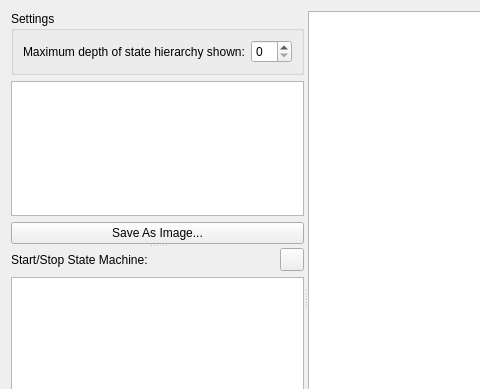
Before: the Qt Designer form plugins/statemachineviewer/statemachineviewer.ui in KDAB/GammaRay, drawn with Qt 5; both pictures show x 0 to 480 and y 0 to 389 of the 809 by 594 pixel window.
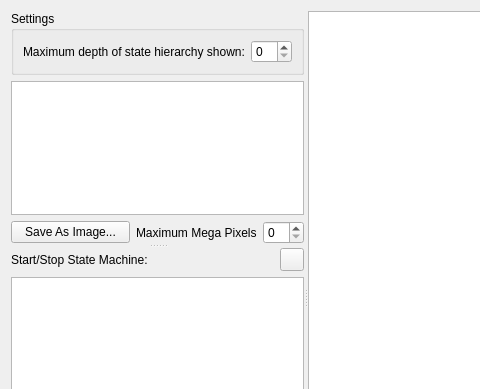
After: the same form once the commit is applied. Custom widgets are drawn as their Qt base class.

Commit message: Make mega pixel limit editable

What changed in the file:
```diff
--- a/plugins/statemachineviewer/statemachineviewer.ui
+++ b/plugins/statemachineviewer/statemachineviewer.ui
@@ -59,11 +59,32 @@
          </widget>
         </item>
         <item>
+         <layout class="QHBoxLayout" name="horizontalLayout_2" stretch="3,2,1">
+          <item>
          <widget class="QPushButton" name="exportButton">
           <property name="text">
            <string>Save As Image...</string>
           </property>
          </widget>
+          </item>
+          <item>
+           <widget class="QLabel" name="maxMegaPixelsLabel">
+            <property name="text">
+             <string>Maximum Mega Pixels</string>
+            </property>
+           </widget>
+          </item>
+          <item>
+           <widget class="QSpinBox" name="maxMegaPixelsSpinBox">
+            <property name="toolTip">
+             <string>Limit the size of the image file. Zooming could make the image very large.</string>
+            </property>
+            <property name="text" stdset="0">
+             <string>0</string>
+            </property>
+           </widget>
+          </item>
+         </layout>
         </item>
        </layout>
       </widget>
```
Lines whose indentation alone changed are shown as unchanged. The commit also changes 2 other files.
